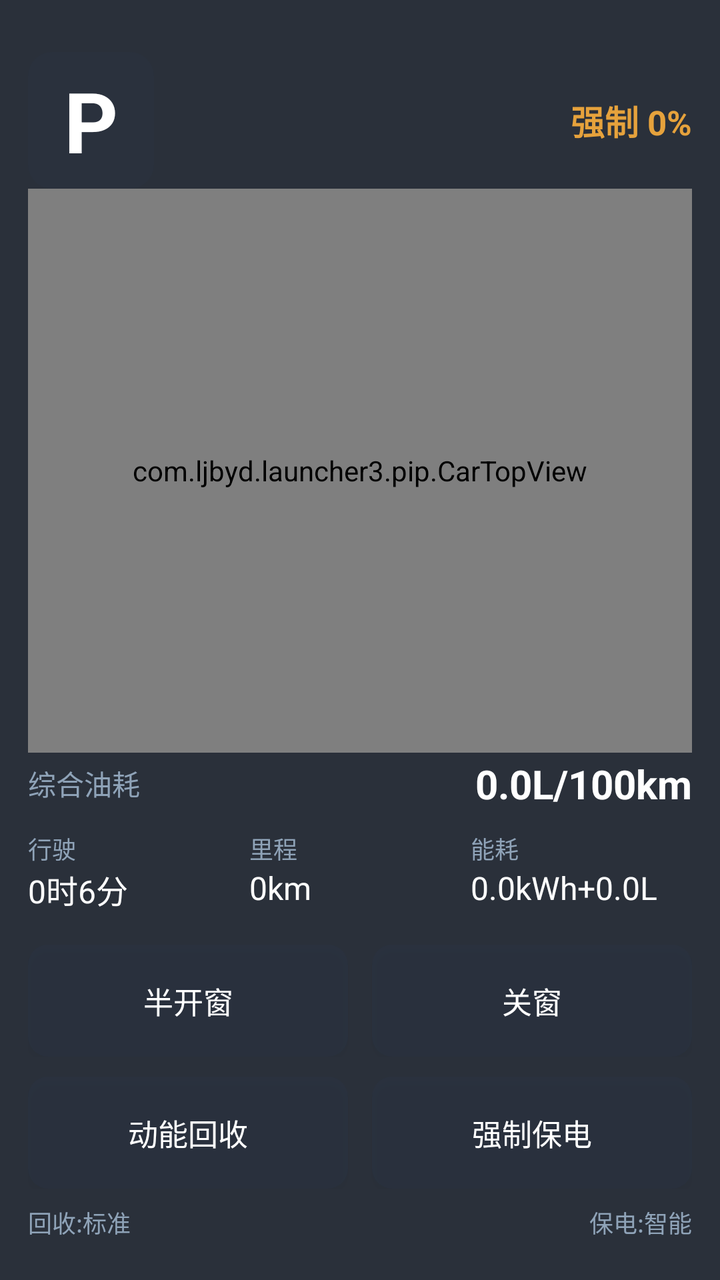
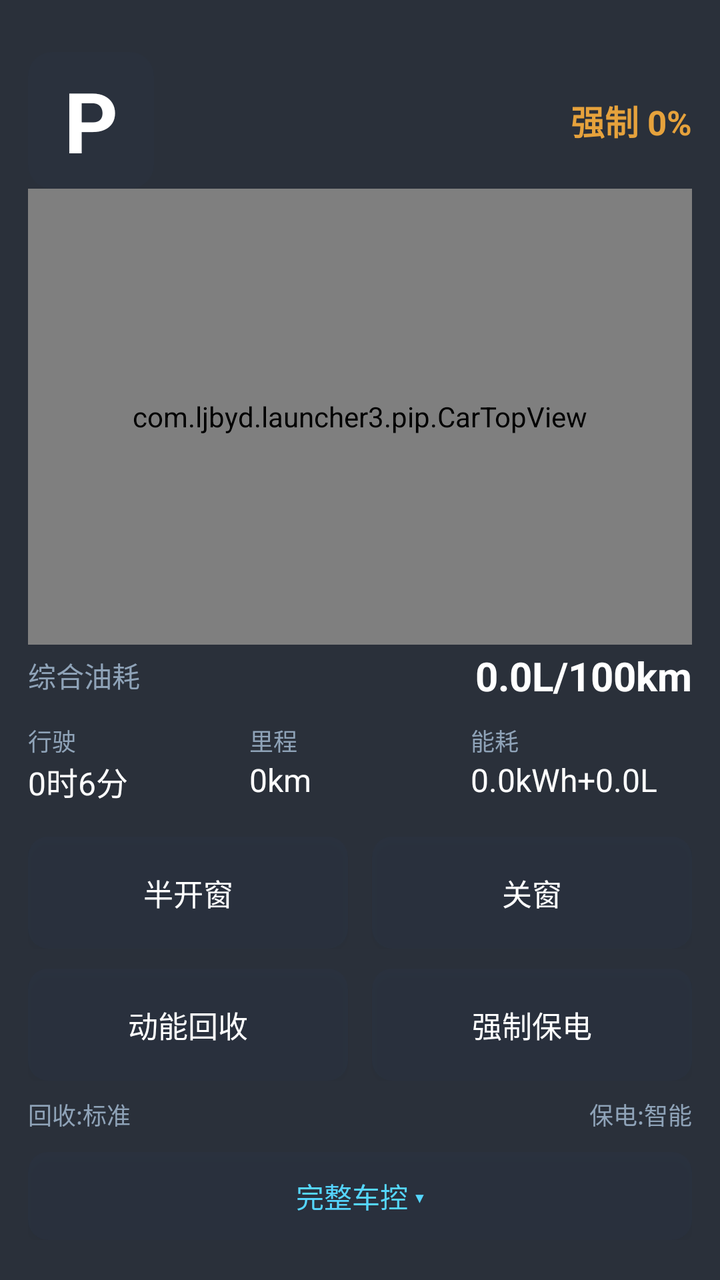

Before-and-after screenshots of an Android layout around one commit, followed by the original layout XML and the change that was made.
<!-- AndroidManifest.xml: application theme AppTheme -->
<!-- res/layout/car_info_panel_layout.xml -->
<?xml version="1.0" encoding="utf-8"?>
<LinearLayout xmlns:android="http://schemas.android.com/apk/res/android"
    android:layout_width="match_parent"
    android:layout_height="match_parent"
    android:orientation="vertical"
    android:background="#E6141B26"
    android:paddingLeft="14dp"
    android:paddingRight="14dp"
    android:paddingTop="26dp"
    android:paddingBottom="20dp">

    
    <LinearLayout
        android:layout_width="match_parent"
        android:layout_height="wrap_content"
        android:orientation="horizontal"
        android:gravity="center_vertical">

        <TextView
            android:id="@+id/gearText"
            android:layout_width="wrap_content"
            android:layout_height="wrap_content"
            android:text="P"
            android:textColor="#FFFFFFFF"
            android:textSize="42sp"
            android:textStyle="bold"
            android:background="@drawable/car_gear_bg"
            android:paddingLeft="18dp"
            android:paddingRight="18dp"
            android:paddingTop="6dp"
            android:paddingBottom="6dp" />

        <TextView
            android:id="@+id/batteryModeText"
            android:layout_width="0dp"
            android:layout_height="wrap_content"
            android:layout_weight="1"
            android:gravity="end"
            android:text="强制 0%"
            android:textColor="#FFE6A23C"
            android:textSize="17sp"
            android:textStyle="bold" />
    </LinearLayout>

    
    <com.ljbyd.launcher3.pip.CarTopView
        android:id="@+id/carTopView"
        android:layout_width="match_parent"
        android:layout_height="0dp"
        android:layout_weight="1"
        android:minHeight="180dp" />

    
    <LinearLayout
        android:layout_width="match_parent"
        android:layout_height="wrap_content"
        android:orientation="horizontal"
        android:gravity="center_vertical"
        android:paddingTop="2dp">

        <TextView
            android:layout_width="wrap_content"
            android:layout_height="wrap_content"
            android:text="综合油耗"
            android:textColor="#FF8FA3B8"
            android:textSize="14sp" />

        <TextView
            android:id="@+id/fuelText"
            android:layout_width="0dp"
            android:layout_height="wrap_content"
            android:layout_weight="1"
            android:gravity="end"
            android:text="0.0L/100km"
            android:textColor="#FFFFFFFF"
            android:textSize="20sp"
            android:textStyle="bold" />
    </LinearLayout>

    
    <LinearLayout
        android:layout_width="match_parent"
        android:layout_height="wrap_content"
        android:orientation="horizontal"
        android:paddingTop="10dp">

        <LinearLayout
            android:layout_width="0dp"
            android:layout_height="wrap_content"
            android:layout_weight="1"
            android:orientation="vertical">

            <TextView
                android:layout_width="wrap_content"
                android:layout_height="wrap_content"
                android:text="行驶"
                android:textColor="#FF8FA3B8"
                android:textSize="12sp" />

            <TextView
                android:id="@+id/driveTimeText"
                android:layout_width="wrap_content"
                android:layout_height="wrap_content"
                android:text="0时6分"
                android:textColor="#FFFFFFFF"
                android:textSize="16sp" />
        </LinearLayout>

        <LinearLayout
            android:layout_width="0dp"
            android:layout_height="wrap_content"
            android:layout_weight="1"
            android:orientation="vertical">

            <TextView
                android:layout_width="wrap_content"
                android:layout_height="wrap_content"
                android:text="里程"
                android:textColor="#FF8FA3B8"
                android:textSize="12sp" />

            <TextView
                android:id="@+id/mileageText"
                android:layout_width="wrap_content"
                android:layout_height="wrap_content"
                android:text="0km"
                android:textColor="#FFFFFFFF"
                android:textSize="16sp" />
        </LinearLayout>

        <LinearLayout
            android:layout_width="0dp"
            android:layout_height="wrap_content"
            android:layout_weight="1"
            android:orientation="vertical">

            <TextView
                android:layout_width="wrap_content"
                android:layout_height="wrap_content"
                android:text="能耗"
                android:textColor="#FF8FA3B8"
                android:textSize="12sp" />

            <TextView
                android:id="@+id/energyText"
                android:layout_width="wrap_content"
                android:layout_height="wrap_content"
                android:text="0.0kWh+0.0L"
                android:textColor="#FFFFFFFF"
                android:textSize="16sp" />
        </LinearLayout>
    </LinearLayout>

    
    <LinearLayout
        android:layout_width="match_parent"
        android:layout_height="wrap_content"
        android:orientation="vertical"
        android:paddingTop="16dp">

        <LinearLayout
            android:layout_width="match_parent"
            android:layout_height="wrap_content"
            android:orientation="horizontal">

            <Button
                android:id="@+id/btnHalfWindow"
                android:layout_width="0dp"
                android:layout_height="56dp"
                android:layout_weight="1"
                android:layout_marginRight="6dp"
                android:background="@drawable/car_btn_bg"
                android:text="半开窗"
                android:textColor="#FFFFFFFF"
                android:textSize="15sp" />

            <Button
                android:id="@+id/btnCloseWindow"
                android:layout_width="0dp"
                android:layout_height="56dp"
                android:layout_weight="1"
                android:layout_marginLeft="6dp"
                android:background="@drawable/car_btn_bg"
                android:text="关窗"
                android:textColor="#FFFFFFFF"
                android:textSize="15sp" />
        </LinearLayout>

        <LinearLayout
            android:layout_width="match_parent"
            android:layout_height="wrap_content"
            android:orientation="horizontal"
            android:layout_marginTop="10dp">

            <Button
                android:id="@+id/btnRecovery"
                android:layout_width="0dp"
                android:layout_height="56dp"
                android:layout_weight="1"
                android:layout_marginRight="6dp"
                android:background="@drawable/car_btn_bg"
                android:text="动能回收"
                android:textColor="#FFFFFFFF"
                android:textSize="15sp" />

            <Button
                android:id="@+id/btnBatteryMode"
                android:layout_width="0dp"
                android:layout_height="56dp"
                android:layout_weight="1"
                android:layout_marginLeft="6dp"
                android:background="@drawable/car_btn_bg"
                android:text="强制保电"
                android:textColor="#FFFFFFFF"
                android:textSize="15sp" />
        </LinearLayout>

        
        <LinearLayout
            android:layout_width="match_parent"
            android:layout_height="wrap_content"
            android:orientation="horizontal"
            android:paddingTop="8dp">

            <TextView
                android:id="@+id/recoveryStateText"
                android:layout_width="0dp"
                android:layout_height="wrap_content"
                android:layout_weight="1"
                android:text="回收:标准"
                android:textColor="#FF8FA3B8"
                android:textSize="12sp" />

            <TextView
                android:id="@+id/batteryStateText"
                android:layout_width="0dp"
                android:layout_height="wrap_content"
                android:layout_weight="1"
                android:gravity="end"
                android:text="保电:智能"
                android:textColor="#FF8FA3B8"
                android:textSize="12sp" />
        </LinearLayout>
    </LinearLayout>
</LinearLayout>
<!-- resources referenced by this layout -->
<resources>
  <!-- drawable car_btn_bg (drawable) -->
  <?xml version="1.0" encoding="utf-8"?>
  <shape xmlns:android="http://schemas.android.com/apk/res/android"
      android:shape="rectangle">
      <solid android:color="#332A3B52" />
      <corners android:radius="10dp" />
  </shape>
  <!-- drawable car_gear_bg (drawable) -->
  <?xml version="1.0" encoding="utf-8"?>
  <shape xmlns:android="http://schemas.android.com/apk/res/android"
      android:shape="rectangle">
      <solid android:color="#1F2A3B52" />
      <corners android:radius="12dp" />
  </shape>
  <style name="AppTheme" parent="Theme.AppCompat.Light.DarkActionBar">
          
          <item name="colorPrimary">@color/purple_500</item>
          <item name="colorPrimaryDark">@color/purple_700</item>
          <item name="colorAccent">@color/teal_200</item>
      </style>
  <color name="purple_500">#FF6200EE</color>
  <color name="purple_700">#FF3700B3</color>
  <color name="teal_200">#FF03DAC5</color>
</resources>

<!-- the commit's change to res/layout/car_info_panel_layout.xml (unified diff, before → after) -->
@@ -241,5 +241,16 @@
                 android:textColor="#FF8FA3B8"
                 android:textSize="12sp" />
         </LinearLayout>
+
+        
+        <Button
+            android:id="@+id/btnFullControl"
+            android:layout_width="match_parent"
+            android:layout_height="44dp"
+            android:layout_marginTop="10dp"
+            android:background="@drawable/car_btn_bg"
+            android:text="完整车控 ▾"
+            android:textColor="#FF55D6FF"
+            android:textSize="14sp" />
     </LinearLayout>
 </LinearLayout>
